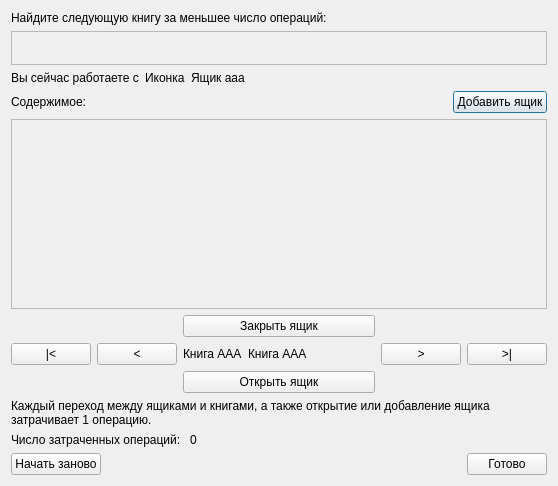
The window that checktestdialog.ui (dralex/boxes-diagnostics) describes before a commit, drawn with Qt 5.
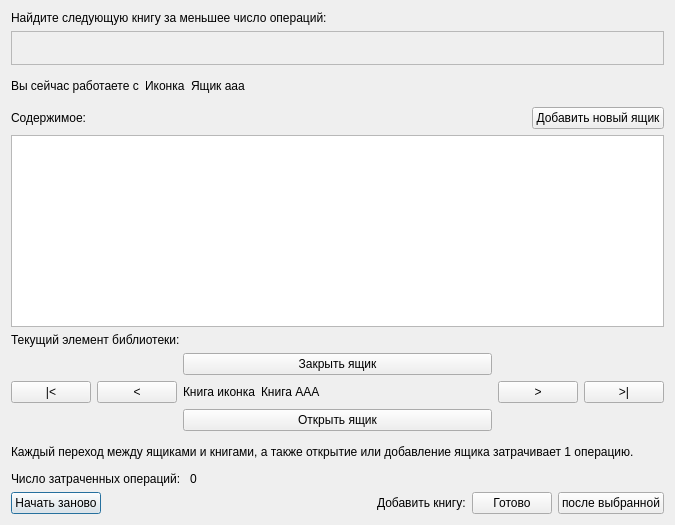
The same window after the commit. Icons and pictures are not drawn. Custom widgets are drawn as their Qt base class.

```diff
--- a/checktestdialog.ui
+++ b/checktestdialog.ui
@@ -6,8 +6,8 @@
    <rect>
     <x>0</x>
     <y>0</y>
-    <width>558</width>
-    <height>486</height>
+    <width>675</width>
+    <height>525</height>
    </rect>
   </property>
   <property name="windowTitle">
@@ -28,6 +28,46 @@
      </property>
     </widget>
    </item>
+   <item row="2" column="0">
+    <layout class="QHBoxLayout" name="horizontalLayout_2">
+     <item>
+      <widget class="QLabel" name="currentBoxLabelText">
+       <property name="text">
+        <string>Вы сейчас работаете с</string>
+       </property>
+      </widget>
+     </item>
+     <item>
+      <widget class="QLabel" name="currentBoxIcon">
+       <property name="sizePolicy">
+        <sizepolicy hsizetype="Preferred" vsizetype="Expanding">
+         <horstretch>0</horstretch>
+         <verstretch>0</verstretch>
+        </sizepolicy>
+       </property>
+       <property name="text">
+        <string>Иконка</string>
+       </property>
+      </widget>
+     </item>
+     <item>
+      <widget class="QLabel" name="currentBoxLabel">
+       <property name="sizePolicy">
+        <sizepolicy hsizetype="Expanding" vsizetype="Preferred">
+         <horstretch>0</horstretch>
+         <verstretch>0</verstretch>
+        </sizepolicy>
+       </property>
+       <property name="text">
+        <string>Ящик ааа</string>
+       </property>
+       <property name="wordWrap">
+        <bool>true</bool>
+       </property>
+      </widget>
+     </item>
+    </layout>
+   </item>
    <item row="1" column="0">
     <widget class="QFrame" name="frame">
      <property name="frameShape">
@@ -50,30 +90,33 @@
      </layout>
     </widget>
    </item>
-   <item row="2" column="0">
-    <layout class="QHBoxLayout" name="horizontalLayout_2">
+   <item row="7" column="0">
+    <widget class="QLabel" name="operationLabel_3">
+     <property name="sizePolicy">
+      <sizepolicy hsizetype="Preferred" vsizetype="Expanding">
+       <horstretch>0</horstretch>
+       <verstretch>0</verstretch>
+      </sizepolicy>
+     </property>
+     <property name="text">
+      <string>Каждый переход между ящиками и книгами, а также открытие или добавление ящика затрачивает 1 операцию.</string>
+     </property>
+     <property name="wordWrap">
+      <bool>true</bool>
+     </property>
+    </widget>
+   </item>
+   <item row="8" column="0">
+    <layout class="QHBoxLayout" name="horizontalLayout_6">
      <item>
-      <widget class="QLabel" name="currentBoxLabelText">
+      <widget class="QLabel" name="operationsLabel">
        <property name="text">
-        <string>Вы сейчас работаете с</string>
+        <string>Число затраченных операций: </string>
        </property>
       </widget>
      </item>
      <item>
-      <widget class="QLabel" name="currentBoxIcon">
-       <property name="sizePolicy">
-        <sizepolicy hsizetype="Preferred" vsizetype="Expanding">
-         <horstretch>0</horstretch>
-         <verstretch>0</verstretch>
-        </sizepolicy>
-       </property>
-       <property name="text">
-        <string>Иконка</string>
-       </property>
-      </widget>
-     </item>
-     <item>
-      <widget class="QLabel" name="currentBoxLabel">
+      <widget class="QLabel" name="operationsCountLabel">
        <property name="sizePolicy">
         <sizepolicy hsizetype="Expanding" vsizetype="Preferred">
          <horstretch>0</horstretch>
@@ -81,26 +124,23 @@
         </sizepolicy>
        </property>
        <property name="text">
-        <string>Ящик ааа</string>
-       </property>
-       <property name="wordWrap">
-        <bool>true</bool>
+        <string>0</string>
        </property>
       </widget>
      </item>
     </layout>
    </item>
-   <item row="3" column="0">
-    <layout class="QHBoxLayout" name="horizontalLayout_5">
+   <item row="9" column="0">
+    <layout class="QHBoxLayout" name="horizontalLayout">
      <item>
-      <widget class="QLabel" name="label">
+      <widget class="QPushButton" name="againButton">
        <property name="text">
-        <string>Содержимое:</string>
+        <string>Начать заново</string>
        </property>
       </widget>
      </item>
      <item>
-      <spacer name="horizontalSpacer_2">
+      <spacer name="horizontalSpacer">
        <property name="orientation">
         <enum>Qt::Horizontal</enum>
        </property>
@@ -113,34 +153,29 @@
       </spacer>
      </item>
      <item>
-      <widget class="QPushButton" name="addBoxButton">
+      <widget class="QLabel" name="addLabel">
        <property name="text">
-        <string>Добавить ящик</string>
+        <string>Добавить книгу:</string>
+       </property>
+      </widget>
+     </item>
+     <item>
+      <widget class="QPushButton" name="okButton">
+       <property name="text">
+        <string>Готово</string>
+       </property>
+      </widget>
+     </item>
+     <item>
+      <widget class="QPushButton" name="ok2Button">
+       <property name="text">
+        <string>после выбранной</string>
        </property>
       </widget>
      </item>
     </layout>
    </item>
-   <item row="4" column="0">
-    <widget class="QListView" name="bookView">
-     <property name="enabled">
-      <bool>false</bool>
-     </property>
-     <property name="editTriggers">
-      <set>QAbstractItemView::NoEditTriggers</set>
-     </property>
-     <property name="selectionMode">
-      <enum>QAbstractItemView::SingleSelection</enum>
-     </property>
-     <property name="selectionBehavior">
-      <enum>QAbstractItemView::SelectRows</enum>
-     </property>
-     <property name="resizeMode">
-      <enum>QListView::Adjust</enum>
-     </property>
-    </widget>
-   </item>
-   <item row="5" column="0">
+   <item row="6" column="0">
     <layout class="QGridLayout" name="gridLayout_2">
      <item row="0" column="1">
       <widget class="QPushButton" name="closeButton">
@@ -178,7 +213,7 @@
           </sizepolicy>
          </property>
          <property name="text">
-          <string>Книга ААА</string>
+          <string>Книга иконка</string>
          </property>
          <property name="wordWrap">
           <bool>true</bool>
@@ -230,57 +265,17 @@
      </item>
     </layout>
    </item>
-   <item row="6" column="0">
-    <widget class="QLabel" name="operationLabel_3">
-     <property name="sizePolicy">
-      <sizepolicy hsizetype="Preferred" vsizetype="Expanding">
-       <horstretch>0</horstretch>
-       <verstretch>0</verstretch>
-      </sizepolicy>
-     </property>
-     <property name="text">
-      <string>Каждый переход между ящиками и книгами, а также открытие или добавление ящика затрачивает 1 операцию.</string>
-     </property>
-     <property name="wordWrap">
-      <bool>true</bool>
-     </property>
-    </widget>
-   </item>
-   <item row="7" column="0">
-    <layout class="QHBoxLayout" name="horizontalLayout_6">
+   <item row="3" column="0">
+    <layout class="QHBoxLayout" name="horizontalLayout_5">
      <item>
-      <widget class="QLabel" name="operationsLabel">
+      <widget class="QLabel" name="label">
        <property name="text">
-        <string>Число затраченных операций: </string>
+        <string>Содержимое:</string>
        </property>
       </widget>
      </item>
      <item>
-      <widget class="QLabel" name="operationsCountLabel">
-       <property name="sizePolicy">
-        <sizepolicy hsizetype="Expanding" vsizetype="Preferred">
-         <horstretch>0</horstretch>
-         <verstretch>0</verstretch>
-        </sizepolicy>
-       </property>
-       <property name="text">
-        <string>0</string>
-       </property>
-      </widget>
-     </item>
-    </layout>
-   </item>
-   <item row="8" column="0">
-    <layout class="QHBoxLayout" name="horizontalLayout">
-     <item>
-      <widget class="QPushButton" name="againButton">
-       <property name="text">
-        <string>Начать заново</string>
-       </property>
-      </widget>
-     </item>
-     <item>
-      <spacer name="horizontalSpacer">
+      <spacer name="horizontalSpacer_2">
        <property name="orientation">
         <enum>Qt::Horizontal</enum>
        </property>
@@ -293,16 +288,49 @@
       </spacer>
      </item>
      <item>
-      <widget class="QPushButton" name="okButton">
+      <widget class="QPushButton" name="addBoxButton">
        <property name="text">
-        <string>Готово</string>
+        <string>Добавить новый ящик</string>
        </property>
       </widget>
      </item>
     </layout>
    </item>
+   <item row="4" column="0">
+    <widget class="ReadOnlyView" name="bookView">
+     <property name="enabled">
+      <bool>true</bool>
+     </property>
+     <property name="editTriggers">
+      <set>QAbstractItemView::NoEditTriggers</set>
+     </property>
+     <property name="selectionMode">
+      <enum>QAbstractItemView::SingleSelection</enum>
+     </property>
+     <property name="selectionBehavior">
+      <enum>QAbstractItemView::SelectRows</enum>
+     </property>
+     <property name="resizeMode">
+      <enum>QListView::Adjust</enum>
+     </property>
+    </widget>
+   </item>
+   <item row="5" column="0">
+    <widget class="QLabel" name="label_2">
+     <property name="text">
+      <string>Текущий элемент библиотеки:</string>
+     </property>
+    </widget>
+   </item>
   </layout>
  </widget>
+ <customwidgets>
+  <customwidget>
+   <class>ReadOnlyView</class>
+   <extends>QListView</extends>
+   <header>readonlyview.h</header>
+  </customwidget>
+ </customwidgets>
  <resources>
   <include location="diagn.qrc"/>
  </resources>
```
Left out of the diff: 20 changed lines with no effect on the pictures.
